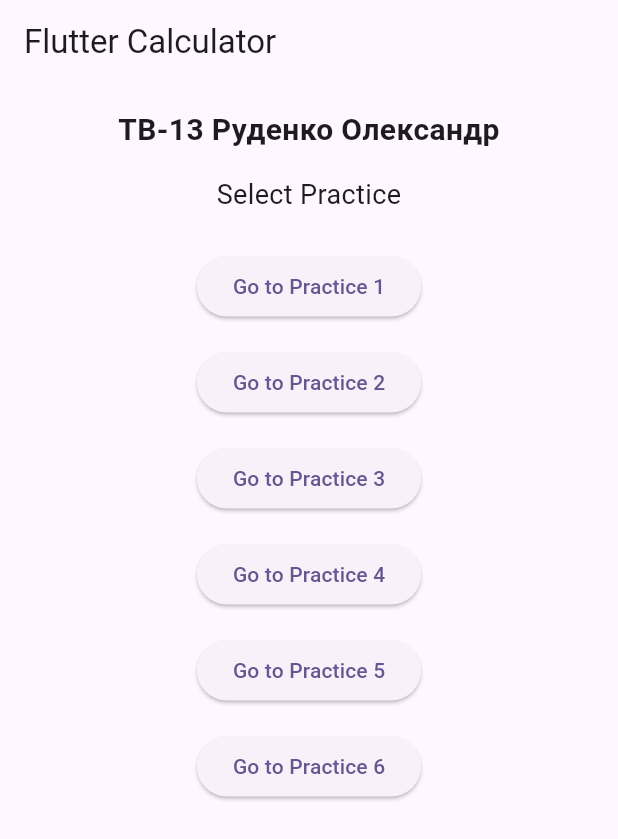
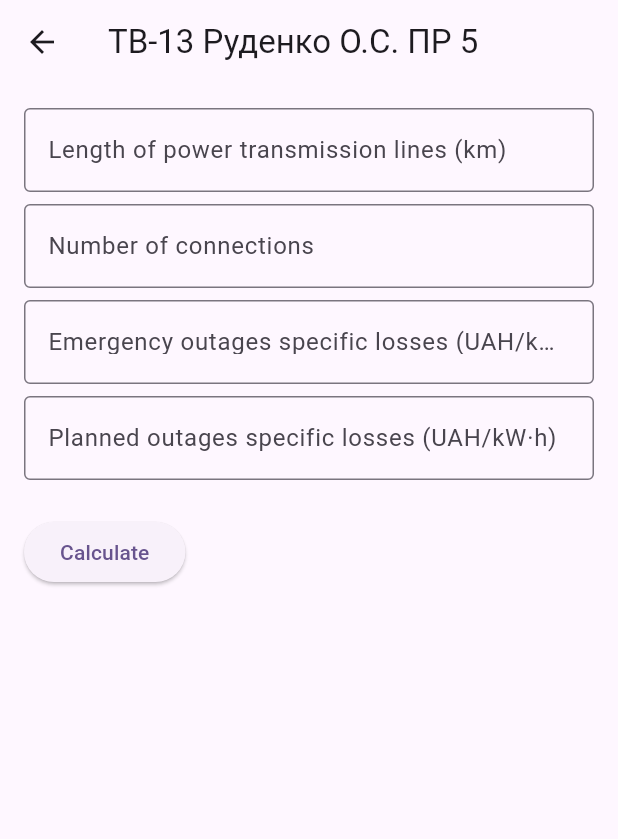
Before and after one commit to olexandr-rd/KPI-Flutter, a Flutter app: the screen it shows after launch, after a tap on an icon or button, on a phone screen of 412 x 824 dp. Shown: the top 839 px of the screen. Run offline on Flutter 3.47's test engine with Material 3 defaults, Android fonts, the phone set to English and light mode, and no system bars; our stand-ins replace go_router.

Commit message:
practice 5

```diff
--- a/lib/main.dart
+++ b/lib/main.dart
@@ -6,6 +6,7 @@ import 'practice1/calculator2_screen.dart';
 import 'practice2/practice2_main_screen.dart';
 import 'practice3/practice3_main_screen.dart';
 import 'practice4/practice4_main_screen.dart';
+import 'practice5/practice5_main_screen.dart';
 
 void main() {
   runApp(const MyApp());
@@ -60,6 +61,10 @@ final GoRouter _router = GoRouter(
       path: '/practice4',
       builder: (context, state) => const Practice4MainScreen(),
     ),
+    GoRoute(
+      path: '/practice5',
+      builder: (context, state) => const Practice5MainScreen(),
+    ),
   ],
 );
 
@@ -111,7 +116,7 @@ class PracticeButton extends StatelessWidget {
       padding: const EdgeInsets.symmetric(vertical: 8.0),
       child: ElevatedButton(
         onPressed: () {
-          if (index <= 4) { // Відкриває Practice 1-4
+          if (index <= 5) { // Відкриває Practice 1-5
             context.push('/practice$index');
           }
         },
--- /dev/null
+++ b/lib/practice5/practice5_main_screen.dart
@@ -0,0 +1,110 @@
+import 'package:flutter/material.dart';
+import 'package:go_router/go_router.dart';
+import 'reliability_and_losses.dart';
+
+class Practice5MainScreen extends StatefulWidget {
+  const Practice5MainScreen({super.key});
+
+  @override
+  State<Practice5MainScreen> createState() => _Practice5MainScreenState();
+}
+
+class _Practice5MainScreenState extends State<Practice5MainScreen> {
+  final TextEditingController linesLengthController = TextEditingController();
+  final TextEditingController connectionsController = TextEditingController();
+  final TextEditingController emergencyOutagesLossesController = TextEditingController();
+  final TextEditingController plannedOutagesLossesController = TextEditingController();
+
+  List<double> failureRates = [0.0, 0.0];
+  String moreReliableSystem = "";
+  int losses = 0;
+  bool isCalculated = false;
+
+  @override
+  void dispose() {
+    linesLengthController.dispose();
+    connectionsController.dispose();
+    emergencyOutagesLossesController.dispose();
+    plannedOutagesLossesController.dispose();
+    super.dispose();
+  }
+
+  void calculate() {
+    double linesLength = double.tryParse(linesLengthController.text) ?? 0.0;
+    double connections = double.tryParse(connectionsController.text) ?? 0.0;
+    double emergencyOutagesLosses = double.tryParse(emergencyOutagesLossesController.text) ?? 0.0;
+    double plannedOutagesLosses = double.tryParse(plannedOutagesLossesController.text) ?? 0.0;
+
+    setState(() {
+      failureRates = calculateFailureRates(linesLength, connections);
+      moreReliableSystem = checkMoreReliableSystem(failureRates);
+      losses = getLosses(emergencyOutagesLosses, plannedOutagesLosses);
+      isCalculated = true;
+    });
+  }
+
+  @override
+  Widget build(BuildContext context) {
+    return Scaffold(
+      appBar: AppBar(
+        leading: IconButton(
+          icon: const Icon(Icons.arrow_back),
+          onPressed: () => context.pop(),
+        ),
+        title: const Text("ТВ-13 Руденко О.С. ПР 5"),
+      ),
+      body: Padding(
+        padding: const EdgeInsets.all(16.0),
+        child: SingleChildScrollView(
+          child: Column(
+            crossAxisAlignment: CrossAxisAlignment.start,
+            children: [
+              _buildTextField(linesLengthController, "Length of power transmission lines (km)"),
+              _buildTextField(connectionsController, "Number of connections"),
+              _buildTextField(emergencyOutagesLossesController, "Emergency outages specific losses (UAH/kW·h)"),
+              _buildTextField(plannedOutagesLossesController, "Planned outages specific losses (UAH/kW·h)"),
+              const SizedBox(height: 16),
+              ElevatedButton(
+                onPressed: calculate,
+                child: const Text("Calculate"),
+              ),
+              const SizedBox(height: 16),
+              if (isCalculated) _buildResults(),
+            ],
+          ),
+        ),
+      ),
+    );
+  }
+
+  Widget _buildTextField(TextEditingController controller, String label) {
+    return Padding(
+      padding: const EdgeInsets.only(bottom: 8.0),
+      child: TextField(
+        controller: controller,
+        keyboardType: TextInputType.number,
+        decoration: InputDecoration(
+          labelText: label,
+          border: const OutlineInputBorder(),
+        ),
+      ),
+    );
+  }
+
+  Widget _buildResults() {
+    return Column(
+      crossAxisAlignment: CrossAxisAlignment.start,
+      children: [
+        const Text("Systems reliability", style: TextStyle(fontSize: 16, fontWeight: FontWeight.bold)),
+        Text("Failure rate of a single-circuit system: ${failureRates[0].toStringAsFixed(4)} year⁻¹"),
+        const SizedBox(height: 8),
+        Text("Failure rate of a double-circuit system (with breaker): ${failureRates[1].toStringAsFixed(4)} year⁻¹"),
+        const SizedBox(height: 8),
+        Text("System that is more reliable: $moreReliableSystem"),
+        const SizedBox(height: 16),
+        const Text("Losses estimation due to power supply interruptions", style: TextStyle(fontSize: 16, fontWeight: FontWeight.bold)),
+        Text("Losses: $losses UAH"),
+      ],
+    );
+  }
+}
--- a/pubspec.yaml
+++ b/pubspec.yaml
@@ -30,7 +30,7 @@ environment:
 dependencies:
   flutter:
     sdk: flutter
-  go_router: ^12.1.1
+  go_router: ^14.8.1
 
   # The following adds the Cupertino Icons font to your application.
   # Use with the CupertinoIcons class for iOS style icons.
```
Also changed, not shown: lib/practice5/reliability_and_losses.dart (added, +58 -0 lines), pubspec.lock.
